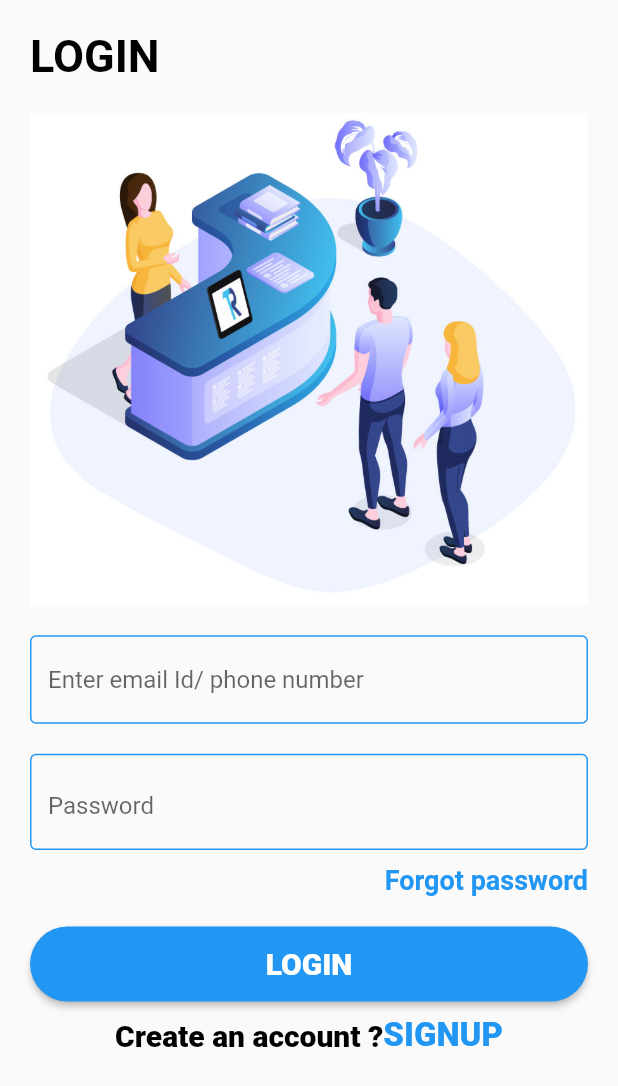
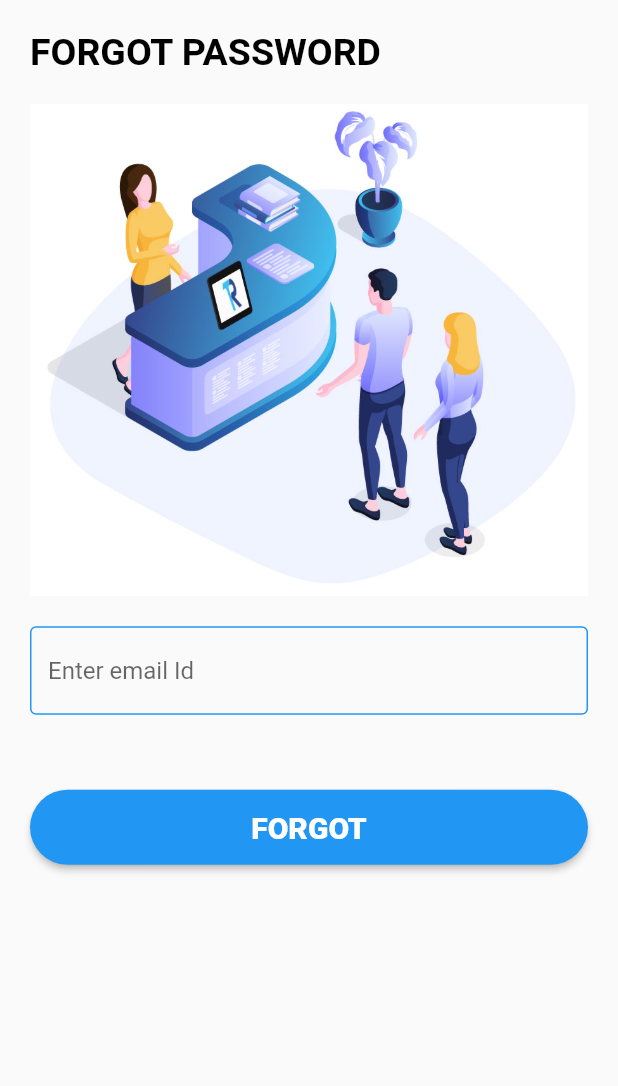
Before and after one commit to shivamkushwah47/task-management, a Flutter app: the LoginView screen opened by its route, after a tap on "Forgot password", on a phone screen of 412 x 824 dp. Shown: the top 1086 px of the screen. Run offline on Flutter 3.47's test engine with Material 2 defaults, Android fonts, the phone set to English and light mode, and no system bars; our stand-ins replace animated_splash_screen, cloud_firestore, connectivity_plus, email_validator, firebase_auth, firebase_core and 7 more; missing offline and left inert: fl_country_code_picker; accounts and stored records are empty; network calls fail.

Commit message:
Forgotpass by shubham

```diff
--- a/lib/core/get_pages.dart
+++ b/lib/core/get_pages.dart
@@ -20,12 +20,16 @@ import 'package:visiter_app/core/routes.dart';
 import 'package:visiter_app/feature/Introduction/binding/introduction_binding.dart';
 import 'package:visiter_app/feature/splash/binding/splash_binding.dart';
 
+import '../feature/Forgetpass/binding/forget_binding.dart';
+import '../feature/Forgetpass/view/forget_view.dart';
+
 List<GetPage> allpages = [
   GetPage(name: Routes.splash, page: () => SplashView(), binding: SplashBinding()),
   GetPage(name: Routes.intro, page: () => IntroView(), binding: IntroBind()),
   GetPage(name: Routes.dashboard, page: () => DashboardView(), binding: DashboardBinding()),
   GetPage(name: Routes.signup, page: () => SignupView(), binding: SignupBinding()),
   GetPage(name: Routes.login, page: () => LoginView(), binding: LoginBinding()),
+  GetPage(name: Routes.forgetpass, page: () => ForgetView(), binding: ForgetBinding()),
   GetPage(name: Routes.otp, page: () => OtpView(), binding: OtpBinding()),
   GetPage(name: Routes.details, page: () => DetailView(), binding: DetailBinding()),
   GetPage(name: Routes.apiform, page: () => OtpDetail(), binding: OtpDetailBinding()),
--- a/lib/core/routes.dart
+++ b/lib/core/routes.dart
@@ -1,6 +1,7 @@
 class Routes {
   static String splash = "/splash_view.dart";
   static String login = "/login_view.dart";
+  static String forgetpass = "/forget_view.dart";
   static String dashboard = "/dashboard_view.dart";
   static String signup = "/signup_view.dart";
   static String intro = "/introduction_view.dart";
--- /dev/null
+++ b/lib/feature/Forgetpass/binding/forget_binding.dart
@@ -0,0 +1,15 @@
+import 'package:get/get.dart';
+import '../controller/forget_controller.dart';
+
+
+class ForgetBinding extends Bindings{
+  @override
+  void dependencies() {
+    // TODO: implement dependencies
+
+    Get.put(ForgetController());
+
+
+  }
+
+}
--- /dev/null
+++ b/lib/feature/Forgetpass/view/forget_view.dart
@@ -0,0 +1,96 @@
+import 'package:firebase_auth/firebase_auth.dart';
+import 'package:flutter/material.dart';
+import 'package:flutter/src/widgets/framework.dart';
+import 'package:get/get.dart';
+import '../controller/forget_controller.dart';
+
+class ForgetView extends GetView<ForgetController> {
+  @override
+  Widget build(BuildContext context) {
+    // TODO: implement build
+    return Scaffold(
+      body: SafeArea(
+        child: SingleChildScrollView(
+          child: Center(
+            child: Container(
+                child: Padding(
+              padding: const EdgeInsets.all(20.0),
+              child: Form(
+                key: controller.forgetFormKey,
+                child: Column(
+                  children: [
+                    Align(
+                      alignment: Alignment.bottomLeft,
+                      child: Text(
+                        "FORGOT PASSWORD",
+                        style: TextStyle(
+                            fontSize: 25,
+                            fontWeight: FontWeight.bold,
+                            color: Colors.black),
+                      ),
+                    ),
+                    SizedBox(
+                      height: 20,
+                    ),
+                    Image.asset(
+                      "assets/Image/visitor-management.jpg",
+                      width: 600,
+                    ),
+                    SizedBox(
+                      height: 20,
+                    ),
+                    TextFormField(
+                      decoration: InputDecoration(
+                        hintText: "Enter email Id",
+                        enabledBorder: OutlineInputBorder(
+                          borderSide: BorderSide(
+                              width: 1, color: Colors.blue), //<-- SEE HERE
+                        ),
+                      ),
+                    controller: controller.emailController,
+                      onSaved: (value) {
+                        controller.email = value!;
+                      },
+                      validator: (value) {
+                        controller.isValid(value, 'Please Enter email');
+                      },
+                    ),
+                    SizedBox(
+                      height: 20,
+                    ),
+                    SizedBox(
+                      height: 10,
+                    ),
+
+                    SizedBox(
+                      height: 20,
+                    ),
+                    ElevatedButton(
+                        style: ElevatedButton.styleFrom(
+                          backgroundColor: Colors.blue,
+                          minimumSize: const Size.fromHeight(50),
+                          shape: StadiumBorder(), // NEW
+                        ),
+                        onPressed: () {
+                          controller.forget();
+                        },
+                        child: Text(
+                          'FORGOT',
+                          style: TextStyle(
+                              fontSize: 20,
+                              fontWeight: FontWeight.w800,
+                              color: Colors.white),
+                        )),
+                    SizedBox(
+                      height: 10,
+                    ),
+                  ],
+                ),
+              ),
+            )),
+          ),
+        ),
+      ),
+    );
+  }
+}
--- a/lib/feature/login/view/login_view.dart
+++ b/lib/feature/login/view/login_view.dart
@@ -2,6 +2,8 @@ import 'package:flutter/material.dart';
 import 'package:flutter/src/widgets/framework.dart';
 import 'package:get/get.dart';
 import 'package:visiter_app/feature/login/controller/login_controller.dart';
+
+import '../../../Core/routes.dart';
 
 class LoginView extends GetView<LoginController> {
   @override
@@ -33,7 +35,8 @@ class LoginView extends GetView<LoginController> {
                     ),
                     Image.asset(
                       "assets/Image/visitor-management.jpg",
-                      width: 600,
+                      width: 400,
+                      height: 150,
                     ),
                     SizedBox(
                       height: 20,
@@ -46,7 +49,7 @@ class LoginView extends GetView<LoginController> {
                               width: 1, color: Colors.blue), //<-- SEE HERE
                         ),
                       ),
-                    controller: controller.emailController,
+                      controller: controller.emailController,
                       onSaved: (value) {
                         controller.email = value!;
                       },
@@ -84,7 +87,8 @@ class LoginView extends GetView<LoginController> {
                           controller.password = value!;
                         },
                         validator: (value) {
-                          controller.isValid(value, 'Enter password');                        },
+                          controller.isValid(value, 'Enter password');
+                        },
                       ),
                     ),
                     SizedBox(
@@ -93,7 +97,22 @@ class LoginView extends GetView<LoginController> {
                     Row(
                       mainAxisAlignment: MainAxisAlignment.end,
                       children: [
-                        InkWell(
+                        // InkWell(
+                        //   child: Text(
+                        //     "Forgot password",
+                        //     style: TextStyle(
+                        //         fontSize: 18,
+                        //         fontWeight: FontWeight.bold,
+                        //         color: Colors.blue),
+                        //   ),
+                        //   onTap: () => controller.checkconnl(),
+                        //
+                        // ),
+                        TextButton(
+                          onPressed: () {
+                            controller.checkconnl();
+                            Get.toNamed(Routes.forgetpass);
+                          },
                           child: Text(
                             "Forgot password",
                             style: TextStyle(
@@ -101,8 +120,7 @@ class LoginView extends GetView<LoginController> {
                                 fontWeight: FontWeight.bold,
                                 color: Colors.blue),
                           ),
-                          onTap: () => controller.checkconnl(),
-                        ),
+                        )
                       ],
                     ),
                     SizedBox(
@@ -114,9 +132,7 @@ class LoginView extends GetView<LoginController> {
                           minimumSize: const Size.fromHeight(50),
                           shape: StadiumBorder(), // NEW
                         ),
-                        onPressed: () {
-
-                        },
+                        onPressed: () {},
                         child: Text(
                           'LOGIN',
                           style: TextStyle(
```
Also changed, not shown: lib/feature/Forgetpass/controller/forget_controller.dart (added, +109 -0 lines).
